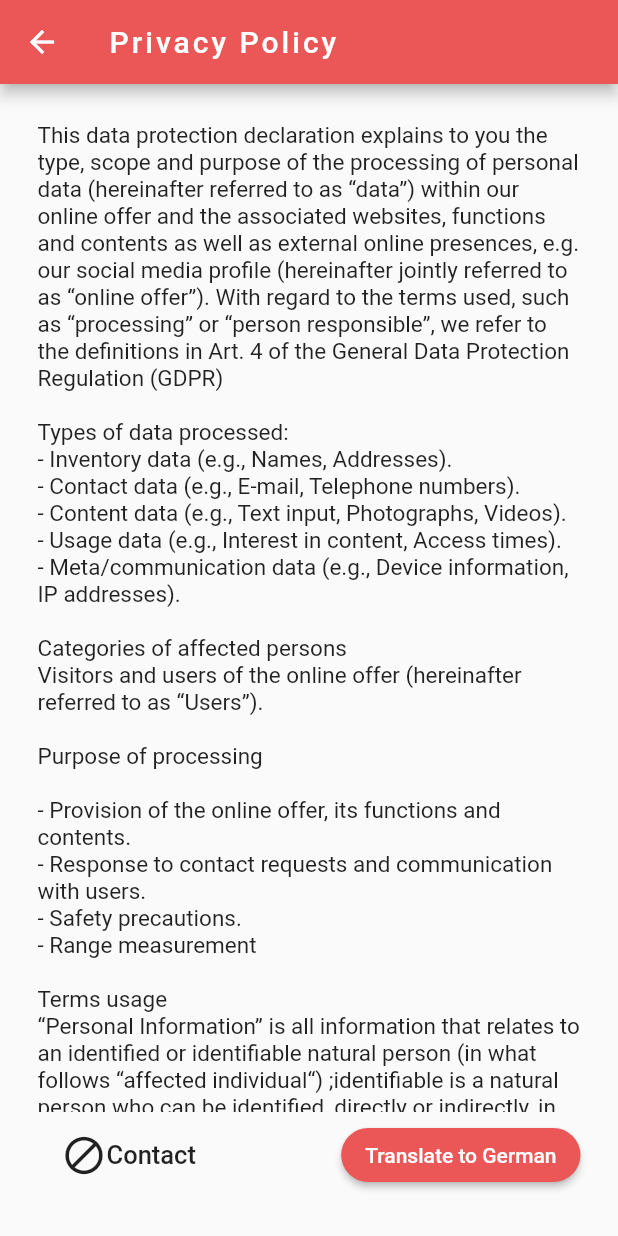
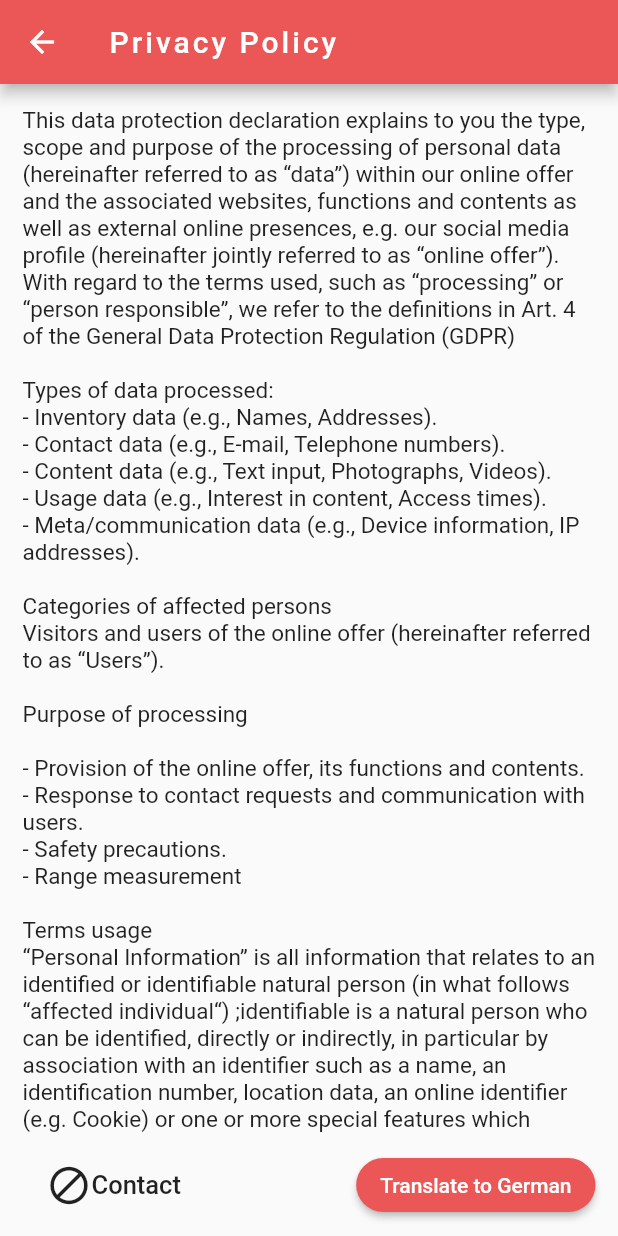
Before and after one commit to mobileappdevhm/dev-team-1-cie-app-in-flutter, a Flutter app: the PrivacyPage screen opened directly, on a phone screen of 412 x 824 dp. Run offline on Flutter 3.47's test engine with Material 2 defaults, Android fonts, the phone set to English and light mode, and no system bars; our stand-ins replace connectivity, firebase_analytics; missing offline and left inert: flutter_html_view, progress_hud; accounts and stored records are empty.

Commit message:
Changed padding on privacy page #249

```diff
--- a/lib/widgets/privacyPage.dart
+++ b/lib/widgets/privacyPage.dart
@@ -45,7 +45,7 @@ class _PrivacyPageState extends State<PrivacyPage> {
       ),
       body: new Center(
         child: new Padding(
-          padding: const EdgeInsets.all(25.0),
+          padding: const EdgeInsets.fromLTRB(15.0, 15.0, 15.0, 0.0),
           child: new Column(
             children: <Widget>[
               new Expanded(
@@ -62,7 +62,7 @@ class _PrivacyPageState extends State<PrivacyPage> {
                     child: new Column(
                       children: <Widget>[
                         new Padding(
-                          padding: const EdgeInsets.only(top: 5.0, bottom: 5.0),
+                          padding: const EdgeInsets.only(top: 10.0, bottom: 10.0),
                           child: new FlatButton(
                             child: new Row(
                               children: <Widget>[
```
